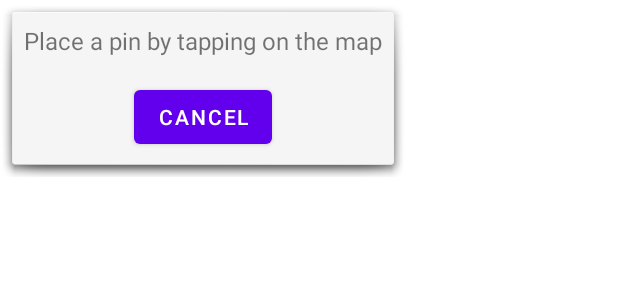
After one commit to KatsarosG/MountHub, an Android app: the layout add_location_popup_window.xml on its own in the app's theme, with its tools: preview values and no code run, on a phone screen of 412 x 824 dp. The commit adds this screen. Shown: the top 300 px of the screen. Run offline under Robolectric (Android 15) with nearby library versions, the phone set to English and light mode, and no system bars.

Commit message:
add pins to map

```diff
--- /dev/null
+++ b/app/src/main/res/layout/add_location_popup_window.xml
@@ -0,0 +1,23 @@
+<?xml version="1.0" encoding="utf-8"?>
+<LinearLayout xmlns:android="http://schemas.android.com/apk/res/android"
+    android:orientation="vertical"
+    android:padding="16dp"
+    android:layout_width="wrap_content"
+    android:layout_height="wrap_content"
+    android:background="@android:drawable/dialog_holo_light_frame">
+
+    <TextView
+        android:id="@+id/tvQuestion"
+        android:layout_width="wrap_content"
+        android:layout_height="wrap_content"
+        android:paddingBottom="16dp"
+        android:text="Place a pin by tapping on the map"
+        android:textSize="16sp" />
+
+    <Button
+        android:id="@+id/btnCancel"
+        android:layout_width="wrap_content"
+        android:layout_gravity="center_horizontal"
+        android:layout_height="wrap_content"
+        android:text="Cancel" />
+</LinearLayout>
```
Also changed, not shown: app/src/main/java/com/example/mounthub/AddLocationPopupWindow.java (added, +52 -0 lines), app/src/main/java/com/example/mounthub/ui/home/HomeFragment.java (+62 -0 lines), app/src/main/res/layout/fragment_home.xml (+10 -0 lines).
